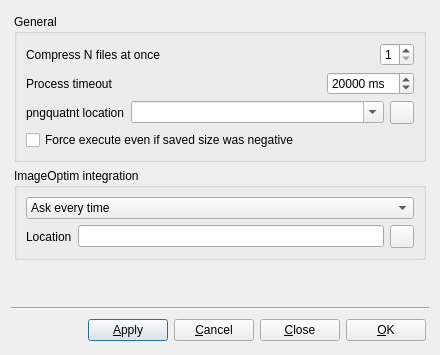
First picture: the form in preferences_dialog/pngyupreferencesdialog.ui, repository nukesaq88/Pngyu, before the edit.
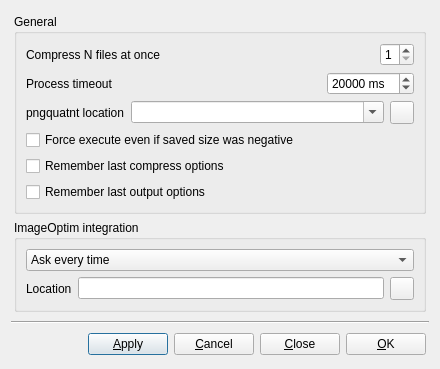
Second picture: the form after the edit. Icons and pictures are not drawn.

Commit message:
Feature/remember_last_used_options (#19)
* implement remember last used options

* fix typo

* small refactor

Diff of the .ui file:
```diff
--- a/preferences_dialog/pngyupreferencesdialog.ui
+++ b/preferences_dialog/pngyupreferencesdialog.ui
@@ -205,6 +205,20 @@
            </property>
           </widget>
          </item>
+         <item row="4" column="0" colspan="2">
+          <widget class="QCheckBox" name="checkBox_save_compress_options">
+           <property name="text">
+            <string>Remember last compress options</string>
+           </property>
+          </widget>
+         </item>
+         <item row="5" column="0" colspan="2">
+          <widget class="QCheckBox" name="checkBox_save_output_options">
+           <property name="text">
+            <string>Remember last output options</string>
+           </property>
+          </widget>
+         </item>
         </layout>
        </widget>
       </item>
```
The commit also changes 7 other files.
